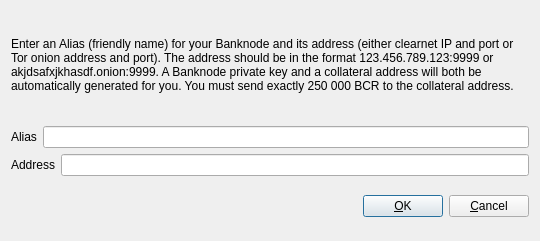
Qt form src/qt/forms/addeditadrenalinenode.ui (thelonecrouton/bitcredit) before a commit.
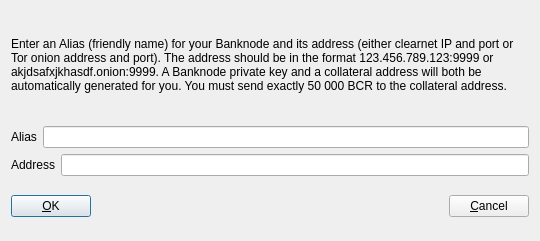
The same form after that commit.

The edit to the form file:
```diff
--- a/src/qt/forms/addeditadrenalinenode.ui
+++ b/src/qt/forms/addeditadrenalinenode.ui
@@ -34,7 +34,7 @@
         </sizepolicy>
        </property>
        <property name="text">
-        <string>&lt;html&gt;&lt;head/&gt;&lt;body&gt;&lt;p&gt;Enter an Alias (friendly name) for your Banknode and its address (either clearnet IP and port or Tor onion address and port). The address should be in the format 123.456.789.123:9999 or akjdsafxjkhasdf.onion:9999. A Banknode private key and a collateral address will both be automatically generated for you. You must send exactly 250 000 BCR to the collateral address.&lt;/p&gt;&lt;/body&gt;&lt;/html&gt;</string>
+        <string>&lt;html&gt;&lt;head/&gt;&lt;body&gt;&lt;p&gt;Enter an Alias (friendly name) for your Banknode and its address (either clearnet IP and port or Tor onion address and port). The address should be in the format 123.456.789.123:9999 or akjdsafxjkhasdf.onion:9999. A Banknode private key and a collateral address will both be automatically generated for you. You must send exactly 50 000 BCR to the collateral address.&lt;/p&gt;&lt;/body&gt;&lt;/html&gt;</string>
        </property>
        <property name="wordWrap">
         <bool>true</bool>
@@ -86,6 +86,13 @@
    </item>
    <item>
     <layout class="QHBoxLayout" name="horizontalLayout_Buttons">
+     <item>
+      <widget class="QPushButton" name="okButton">
+       <property name="text">
+        <string>&amp;OK</string>
+       </property>
+      </widget>
+     </item>
      <item>
       <spacer name="horizontalSpacer_1">
        <property name="orientation">
@@ -118,26 +125,6 @@
        </property>
       </widget>
      </item>
-     <item>
-      <spacer name="horizontalSpacer_2">
-       <property name="orientation">
-        <enum>Qt::Horizontal</enum>
-       </property>
-       <property name="sizeHint" stdset="0">
-        <size>
-         <width>40</width>
-         <height>48</height>
-        </size>
-       </property>
-      </spacer>
-     </item>
-     <item>
-      <widget class="QPushButton" name="okButton">
-       <property name="text">
-        <string>&amp;OK</string>
-       </property>
-      </widget>
-     </item>
      <item>
       <widget class="QPushButton" name="cancelButton">
        <property name="text">
```
